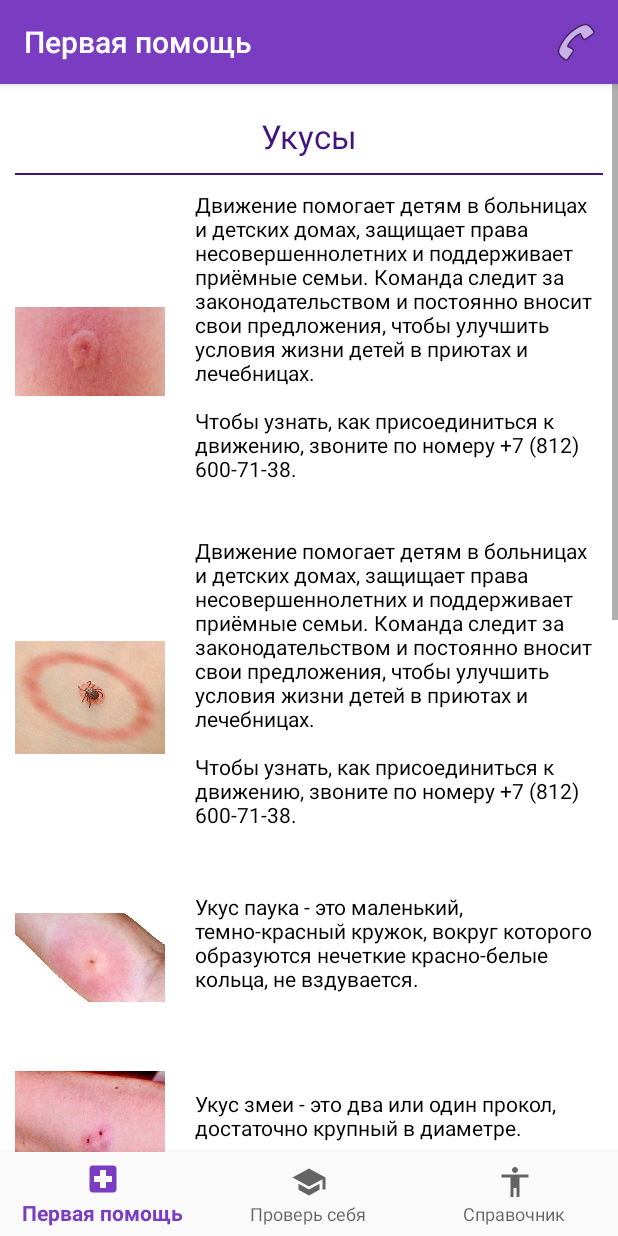
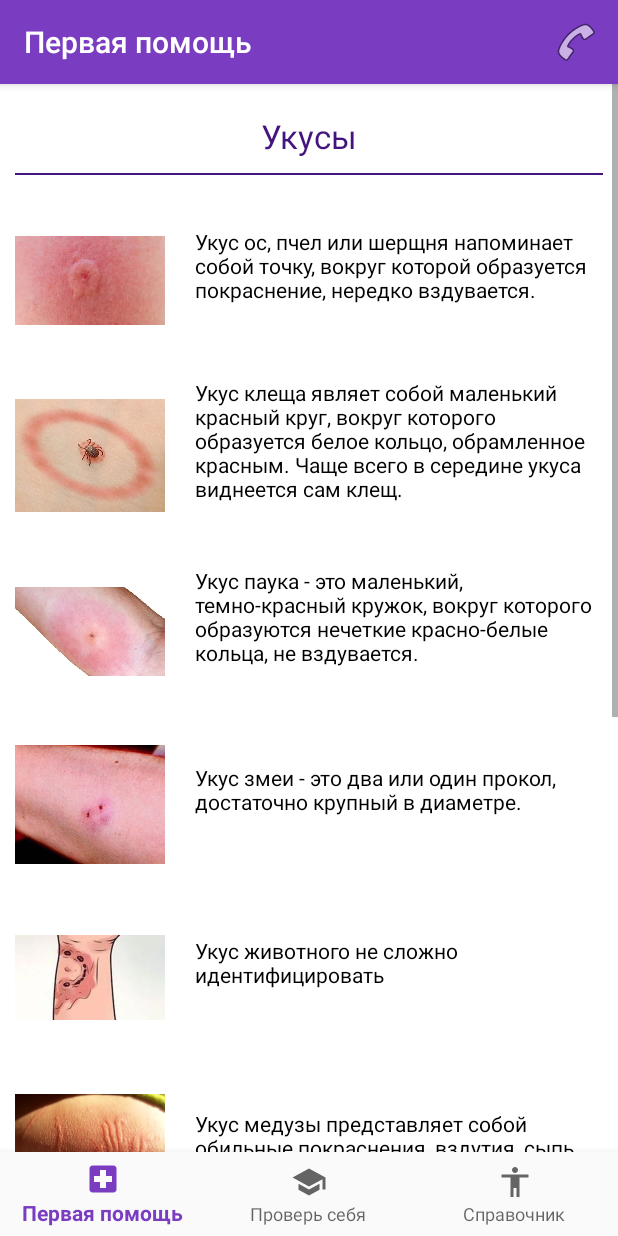
Before and after one commit to enotRishinn/FirstAid, an Android app: the fragment BiteFragment placed in its activity, on a phone screen of 412 x 824 dp. Run offline under Robolectric (Android 15) with nearby library versions, the phone set to English and light mode, and no system bars; libraries missing offline, so code that uses them is left out: com.mongodb.client, com.mongodb.stitch, org.bson.

```diff
--- a/app/src/main/res/layout/fragment_bite.xml
+++ b/app/src/main/res/layout/fragment_bite.xml
@@ -27,6 +27,7 @@
             <View
                 android:layout_width="match_parent"
                 android:layout_height="1dp"
+                android:layout_marginBottom="10dp"
                 android:background="@color/colorPrimaryDark"/>
 
                 <LinearLayout
@@ -53,7 +54,7 @@
                         android:textSize="14sp"
                         android:textColor="@android:color/black"
                         android:layout_marginBottom="20dp"
-                        android:text="Движение помогает детям в больницах и детских домах, защищает права несовершеннолетних и поддерживает приёмные семьи. Команда следит за законодательством и постоянно вносит свои предложения, чтобы улучшить условия жизни детей в приютах и лечебницах.\n\nЧтобы узнать, как присоединиться к движению, звоните по номеру +7 (812) 600-71-38."/>
+                        android:text="Укус ос, пчел или шерщня напоминает собой точку, вокруг которой образуется покраснение, нередко вздувается."/>
 
                 </LinearLayout>
 
@@ -82,7 +83,7 @@
                         android:textSize="14sp"
                         android:textColor="@android:color/black"
                         android:layout_marginBottom="20dp"
-                        android:text="Движение помогает детям в больницах и детских домах, защищает права несовершеннолетних и поддерживает приёмные семьи. Команда следит за законодательством и постоянно вносит свои предложения, чтобы улучшить условия жизни детей в приютах и лечебницах.\n\nЧтобы узнать, как присоединиться к движению, звоните по номеру +7 (812) 600-71-38."/>
+                        android:text="Укус клеща являет собой маленький красный круг, вокруг которого образуется белое кольцо, обрамленное красным. Чаще всего в середине укуса виднеется сам клещ."/>
 
                 </LinearLayout>
 
@@ -261,7 +262,7 @@
                         android:id="@+id/bite_exit"
                         android:layout_width="wrap_content"
                         android:layout_height="wrap_content"
-                        android:text="@string/exit"
+                        android:text="Выход"
                         android:layout_weight="1"
                         android:background="@drawable/button_selector"/>
 
@@ -269,7 +270,7 @@
                         android:id="@+id/bite_back"
                         android:layout_width="wrap_content"
                         android:layout_height="wrap_content"
-                        android:text="@string/back"
+                        android:text="Назад"
                         android:layout_weight="1"
                         android:background="@drawable/button_selector"/>
                 </LinearLayout>
```
Also changed, not shown: app/src/main/java/com/practice/firstaid/fragment/ManualFragment.java (+14 -6 lines), app/src/main/res/layout/temp_layout.xml (added, +11 -0 lines).
